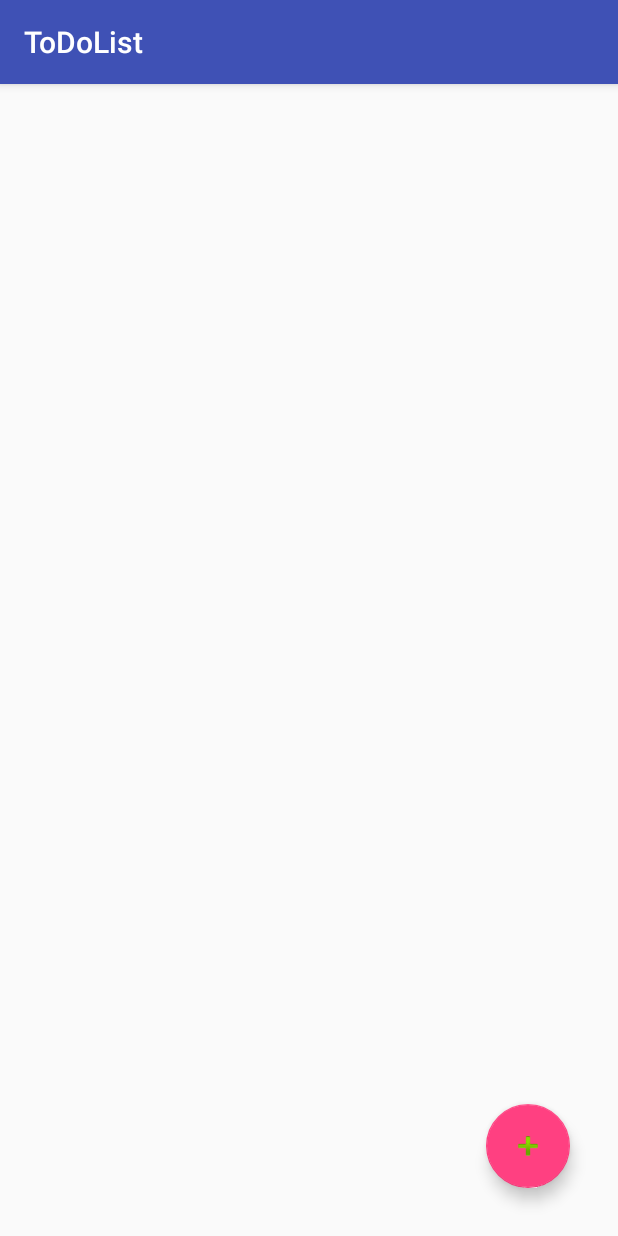
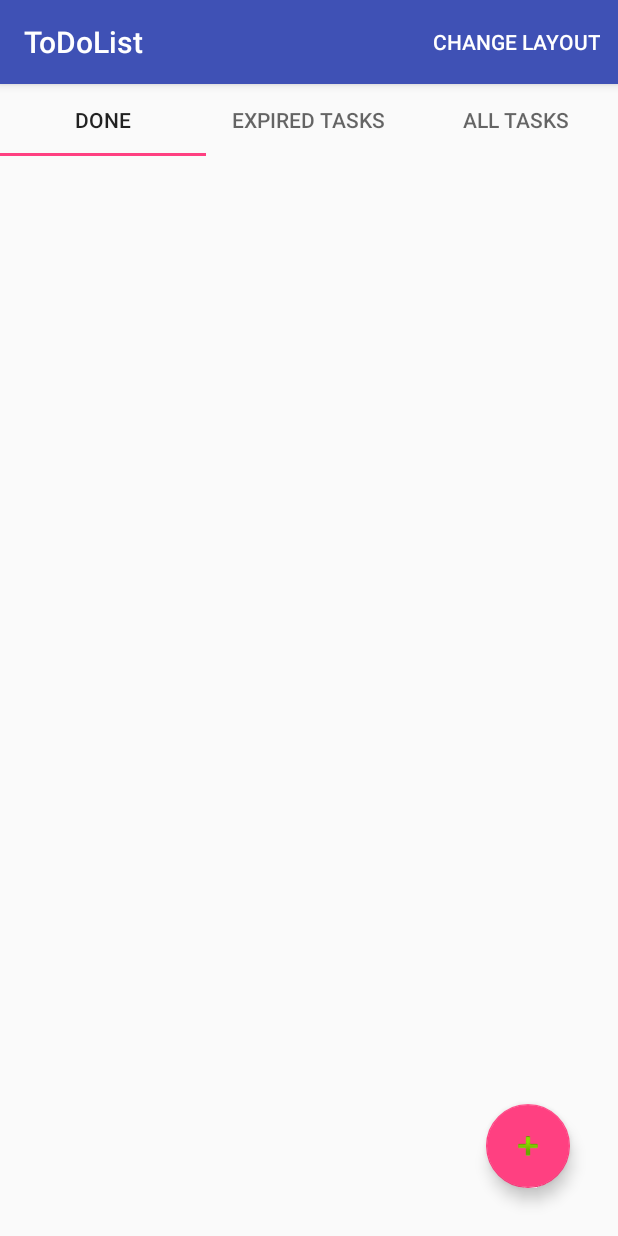
Before and after one commit to IvanGumeniuk/ToDoList-1, an Android app: the screen it shows after launch (MainActivity), on a phone screen of 412 x 824 dp. Run offline under Robolectric (Android 15) with nearby library versions, the phone set to English and light mode, and no system bars.

Commit message:
Fix switch task to done if all sub task done

```diff
--- a/app/src/main/java/com/example/alina/todolist/CreateTaskActivity.java
+++ b/app/src/main/java/com/example/alina/todolist/CreateTaskActivity.java
@@ -166,7 +166,7 @@ public class CreateTaskActivity extends AppCompatActivity implements
             task.setStatus(TaskObject.TaskStatus.NEW);
             saveTask();
         }
-        else if (task.isAllSubTasksDone() || task.getSubTasks().size() == 0) {
+        else if (subTaskAdapter.isAllSubTaskDone() || subTaskAdapter.getSubTaskList().size() == 0) {
             task.setStatus(TaskObject.TaskStatus.DONE);
             saveTask();
         } else {
--- a/app/src/main/java/com/example/alina/todolist/enums/TaskState.java
+++ b/app/src/main/java/com/example/alina/todolist/enums/TaskState.java
@@ -7,9 +7,9 @@ import com.example.alina.todolist.R;
  */
 
 public enum TaskState {
-    ALL(R.string.tab_all),
-    EXPIRED(R.string.tab_expired),
-    DONE(R.string.tab_done);
+    DONE(R.string.done_task),
+    EXPIRED(R.string.expired_task),
+    ALL(R.string.all_tasks);
 
     public int pageTitle;
 
--- a/app/src/main/res/values/strings.xml
+++ b/app/src/main/res/values/strings.xml
@@ -11,6 +11,8 @@
     <string name="task_status">Task status</string>
     <string name="done_task">DONE</string>
     <string name="undone_task">UNDONE</string>
+    <string name="all_tasks">ALL TASKS</string>
+    <string name="expired_task">EXPIRED TASKS</string>
 
     <string name="undo">UNDO</string>
     <string name="sub_task_deleted">SubTask deleted</string>
```
Also changed, not shown: app/src/main/java/com/example/alina/todolist/adapters/SubTaskAdapter.java (+10 -0 lines).
